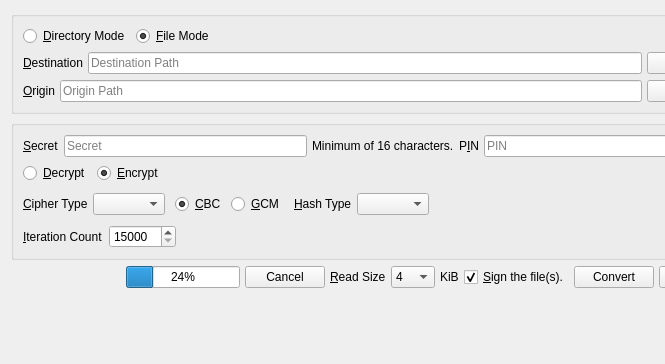
The window that branches/trunk/UI/spot-on-encryptfile-page.ui (textbrowser/spot-on) describes before a commit, drawn with Qt 5; both pictures show x 0 to 665 and y 0 to 364 of the 750 by 475 pixel window.
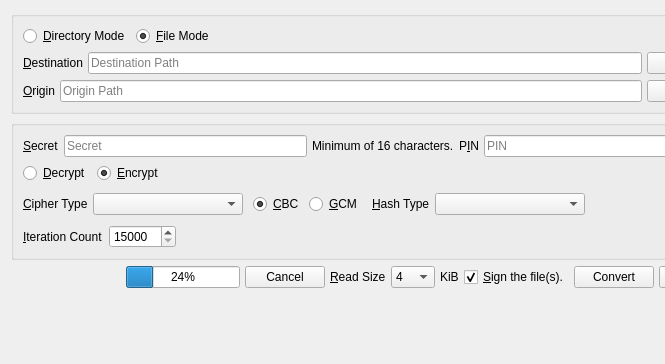
The same window after the commit.

Commit message: Minimum contents lengths.

What changed in the file:
```diff
--- a/branches/trunk/UI/spot-on-encryptfile-page.ui
+++ b/branches/trunk/UI/spot-on-encryptfile-page.ui
@@ -239,6 +239,9 @@
           <property name="sizeAdjustPolicy">
            <enum>QComboBox::AdjustToContents</enum>
           </property>
+          <property name="minimumContentsLength">
+           <number>15</number>
+          </property>
          </widget>
         </item>
         <item>
@@ -312,6 +315,9 @@
           <property name="sizeAdjustPolicy">
            <enum>QComboBox::AdjustToContents</enum>
           </property>
+          <property name="minimumContentsLength">
+           <number>15</number>
+          </property>
          </widget>
         </item>
         <item>
```
The commit also changes 10 other files.
